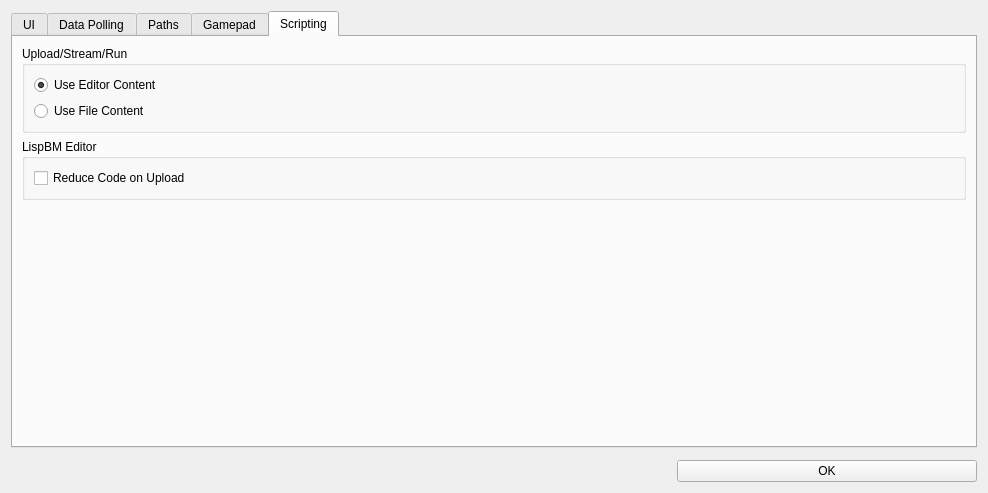
Qt form preferences.ui (vedderb/vesc_tool) before a commit.
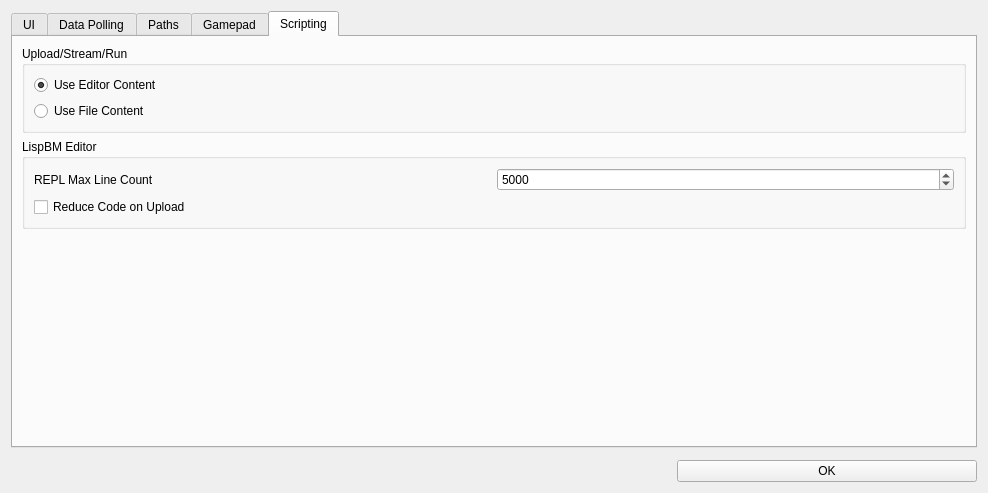
The same form after that commit. The open tabs and pages were chosen to show the change. Icons and pictures are not drawn. Custom widgets are drawn as their Qt base class.

Commit message: Configurable number of lines in LBM repl

What changed in the file:
```diff
--- a/preferences.ui
+++ b/preferences.ui
@@ -900,7 +900,7 @@
       <attribute name="title">
        <string>Scripting</string>
       </attribute>
-      <layout class="QVBoxLayout" name="verticalLayout_6" stretch="0,0,0">
+      <layout class="QVBoxLayout" name="verticalLayout_6" stretch="0,0,1">
        <item>
         <widget class="QGroupBox" name="groupBox_3">
          <property name="title">
@@ -941,8 +941,31 @@
          <property name="title">
           <string>LispBM Editor</string>
          </property>
-         <layout class="QVBoxLayout" name="verticalLayout_7">
-          <item>
+         <layout class="QGridLayout" name="gridLayout_6">
+          <item row="1" column="0">
+           <widget class="QLabel" name="label_14">
+            <property name="text">
+             <string>REPL Max Line Count</string>
+            </property>
+           </widget>
+          </item>
+          <item row="1" column="1">
+           <widget class="QSpinBox" name="replMaxLineBox">
+            <property name="toolTip">
+             <string>Maximum number of lines to show in REPL. Reducing this number improves performance when printing things fast.</string>
+            </property>
+            <property name="minimum">
+             <number>20</number>
+            </property>
+            <property name="maximum">
+             <number>20000</number>
+            </property>
+            <property name="value">
+             <number>5000</number>
+            </property>
+           </widget>
+          </item>
+          <item row="2" column="0">
            <widget class="QCheckBox" name="reduceLispBox">
             <property name="text">
              <string>Reduce Code on Upload</string>
```
Left out of the diff: 4 changed lines with no effect on the pictures. The commit also changes 2 other files.
